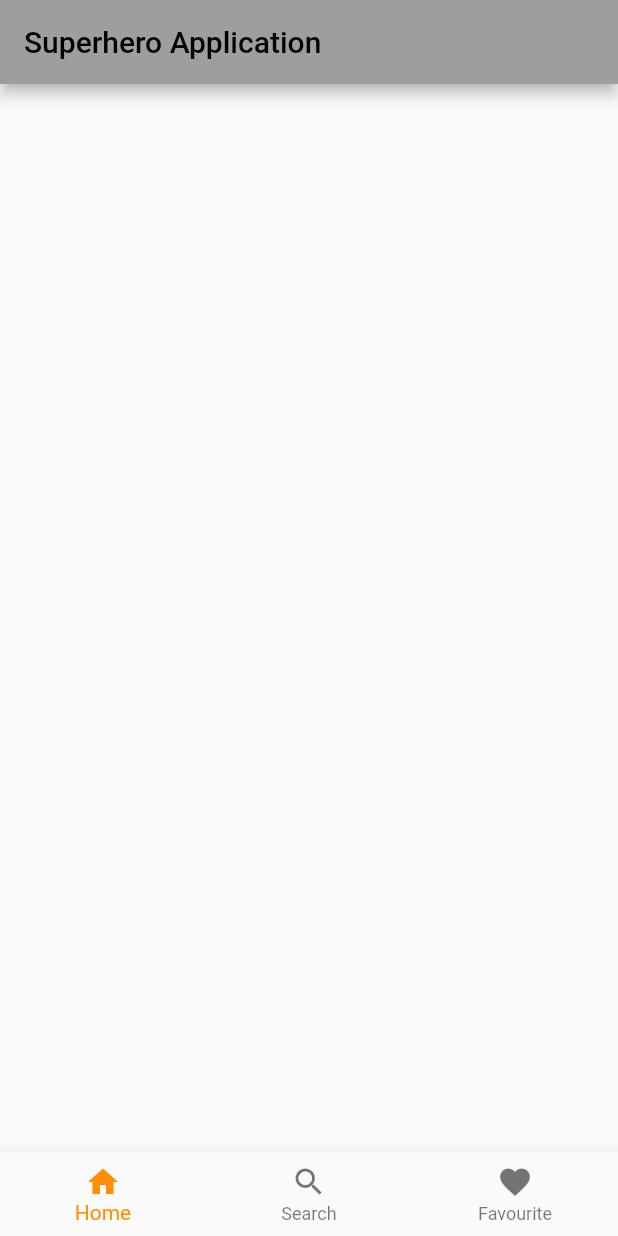
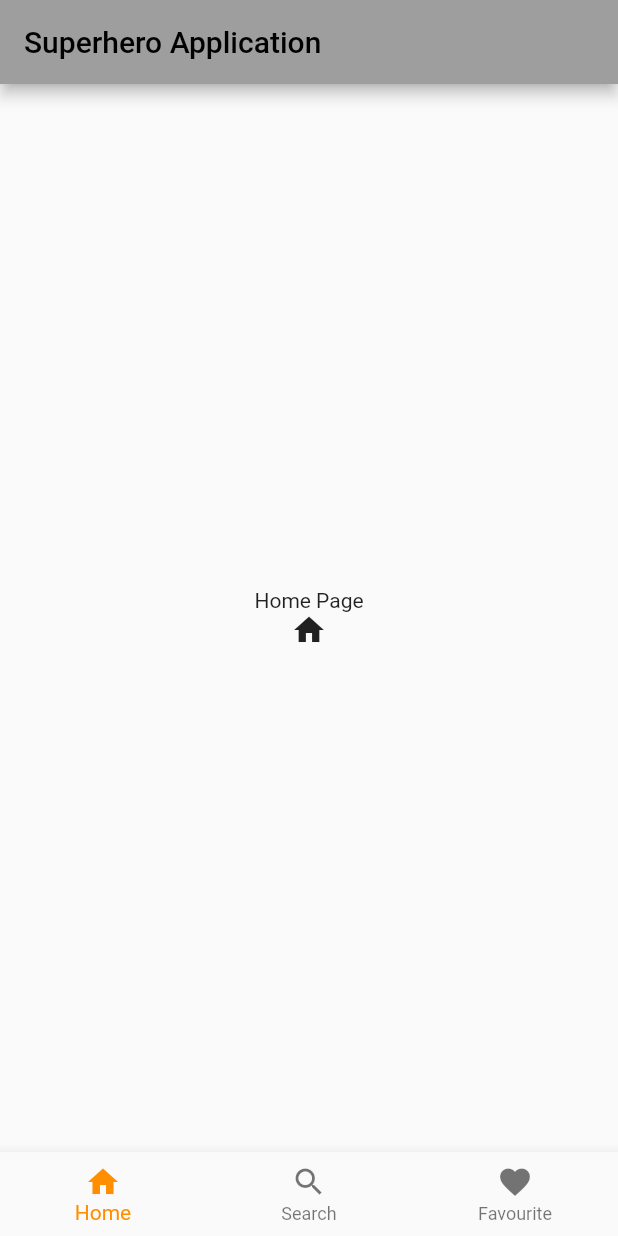
Before and after one commit to DSchirmer1987/superheroes_application, a Flutter app: the screen it shows after launch, on a phone screen of 412 x 824 dp. Run offline on Flutter 3.47's test engine with Material 2 defaults, Android fonts, the phone set to English and light mode, and no system bars.

Commit message:
--- Auto Commit Daniel (22.12.2022 - 21:23:40) ---

```diff
--- a/lib/view/home_page.dart
+++ b/lib/view/home_page.dart
@@ -1,8 +1,11 @@
 import 'package:flutter/material.dart';
 
-class HomePage extends Center {
-  HomePage({super.key}) {
-    Center(
+class HomePage extends StatelessWidget {
+  const HomePage({super.key});
+
+  @override
+  Widget build(BuildContext context) {
+    return Center(
       child: Column(
         mainAxisAlignment: MainAxisAlignment.center,
         children: const [
--- a/lib/view/start_page.dart
+++ b/lib/view/start_page.dart
@@ -20,7 +20,7 @@ class StartPageState extends State<StartPage> {
   }
 
   final List<Widget> _pages = <Widget>[
-    HomePage(),
+    const HomePage(),
     SearchPage(),
     FavPage(),
   ];
```
